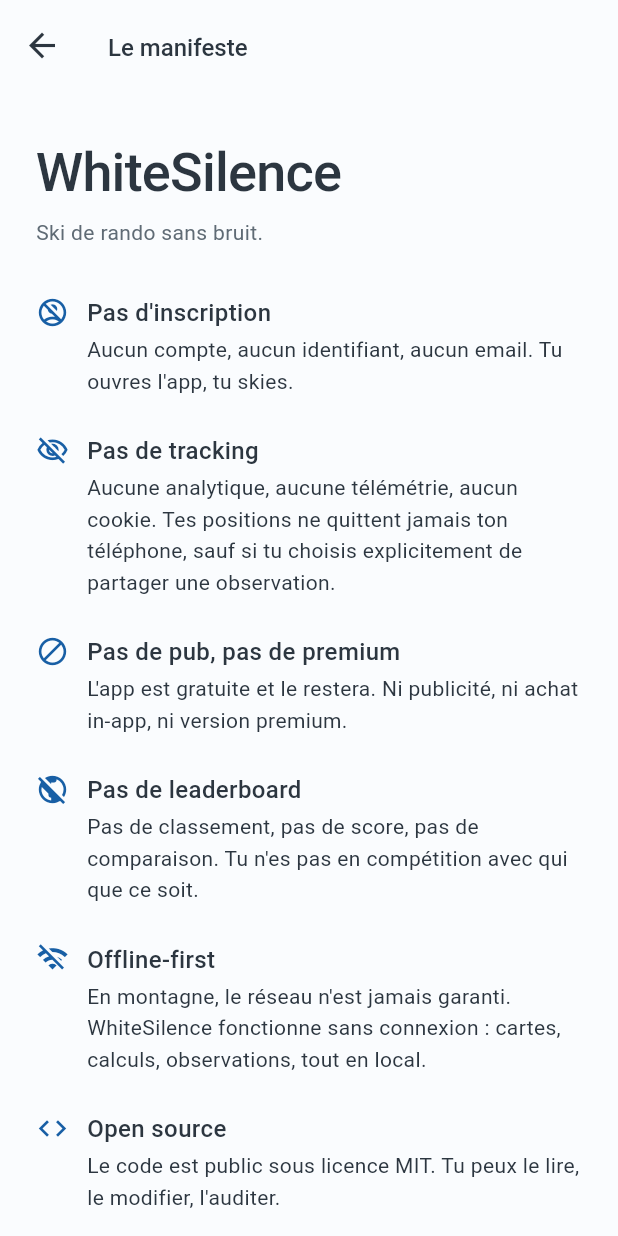
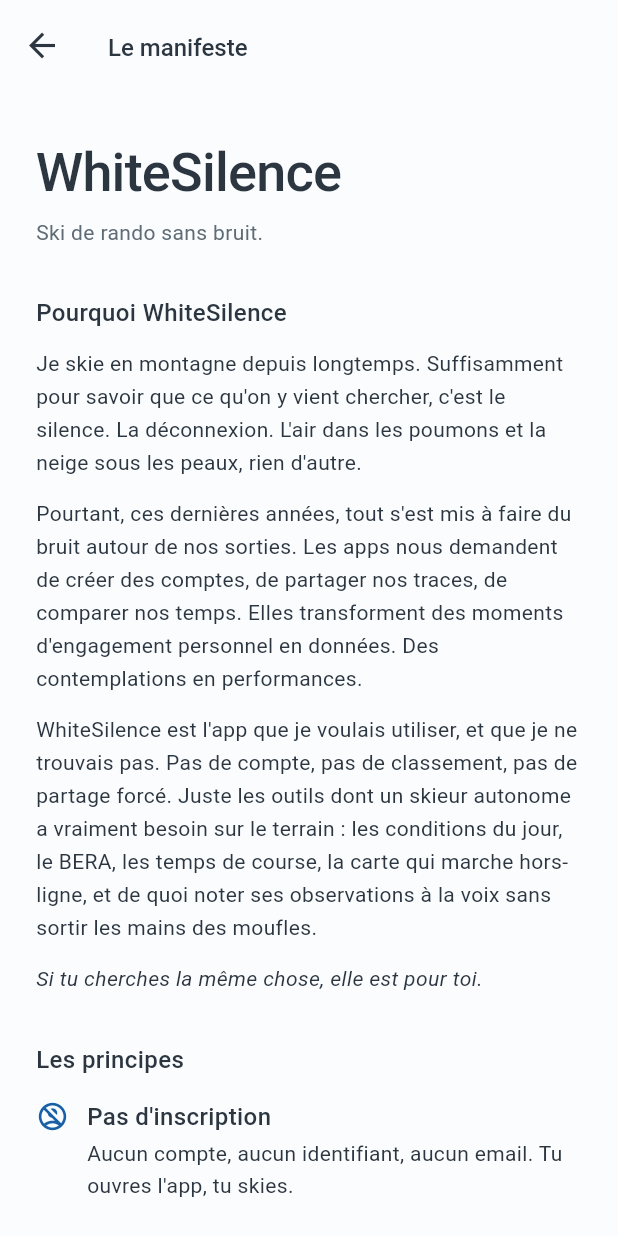
Before and after one commit to Tinevagio/whitesilence, a Flutter app: the ManifestoScreen screen opened directly, on a phone screen of 412 x 824 dp. Run offline on Flutter 3.47's test engine with Material 3 defaults, Android fonts, the light colour scheme and no system bars; our stand-ins replace flutter_dotenv, flutter_map, geolocator, just_audio, latlong2, permission_handler and 4 more; missing offline and left inert: flutter_sound; accounts and stored records are empty.

Commit message:
manifesto and checklist

```diff
--- a/lib/shared/manifesto/manifesto_screen.dart
+++ b/lib/shared/manifesto/manifesto_screen.dart
@@ -35,6 +35,49 @@ class ManifestoScreen extends StatelessWidget {
               ),
             ),
             const SizedBox(height: WSSpacing.xxl),
+
+            // ─── Intro perso ────────────────────────────────────────────
+            Text('Pourquoi WhiteSilence', style: WSText.heading),
+            const SizedBox(height: WSSpacing.md),
+            Text(
+              'Je skie en montagne depuis longtemps. Suffisamment pour savoir '
+              'que ce qu\'on y vient chercher, c\'est le silence. La déconnexion. '
+              'L\'air dans les poumons et la neige sous les peaux, rien d\'autre.',
+              style: WSText.body.copyWith(height: 1.6),
+            ),
+            const SizedBox(height: WSSpacing.md),
+            Text(
+              'Pourtant, ces dernières années, tout s\'est mis à faire du bruit '
+              'autour de nos sorties. Les apps nous demandent de créer des comptes, '
+              'de partager nos traces, de comparer nos temps. Elles transforment '
+              'des moments d\'engagement personnel en données. Des contemplations '
+              'en performances.',
+              style: WSText.body.copyWith(height: 1.6),
+            ),
+            const SizedBox(height: WSSpacing.md),
+            Text(
+              'WhiteSilence est l\'app que je voulais utiliser, et que je ne '
+              'trouvais pas. Pas de compte, pas de classement, pas de partage '
+              'forcé. Juste les outils dont un skieur autonome a vraiment besoin '
+              'sur le terrain : les conditions du jour, le BERA, les temps de '
+              'course, la carte qui marche hors-ligne, et de quoi noter ses '
+              'observations à la voix sans sortir les mains des moufles.',
+              style: WSText.body.copyWith(height: 1.6),
+            ),
+            const SizedBox(height: WSSpacing.md),
+            Text(
+              'Si tu cherches la même chose, elle est pour toi.',
+              style: WSText.body.copyWith(
+                height: 1.6,
+                fontStyle: FontStyle.italic,
+                color: WSColors.slateDark,
+              ),
+            ),
+            const SizedBox(height: WSSpacing.xxl),
+
+            // ─── Les 6 principes ────────────────────────────────────────
+            Text('Les principes', style: WSText.heading),
+            const SizedBox(height: WSSpacing.lg),
 
             _principle(
               icon: Icons.no_accounts_outlined,
```
Also changed, not shown: 4 other files.
